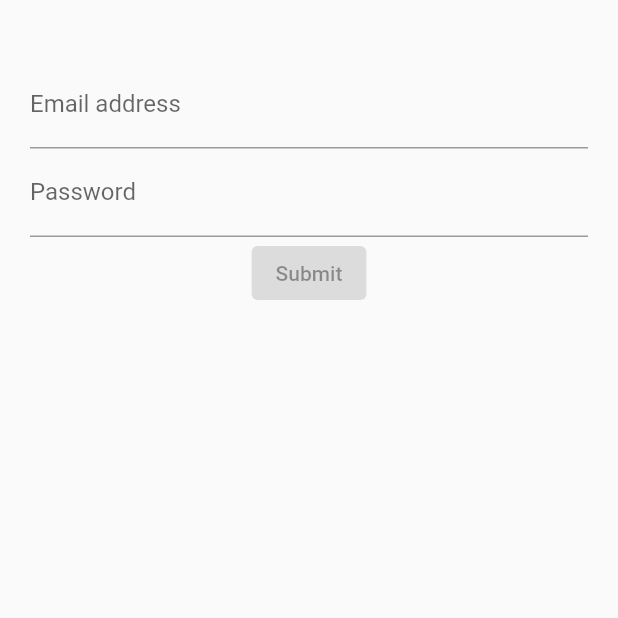
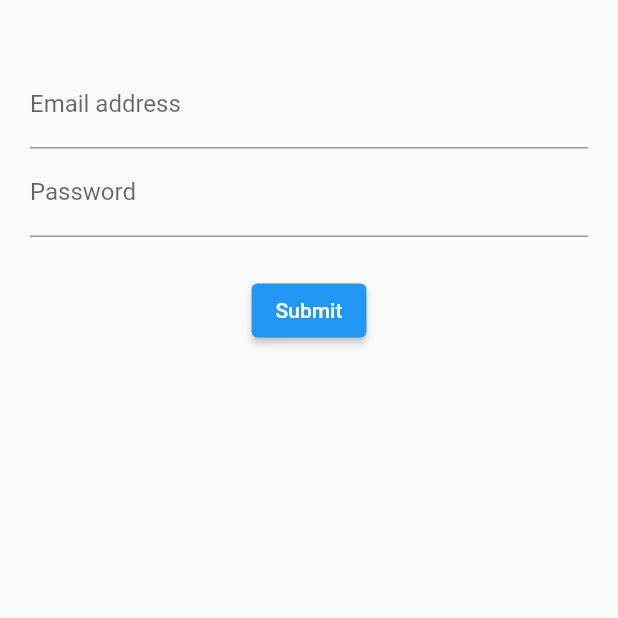
Before and after one commit to itssabhishek/SignIn-Form_Flutter, a Flutter app: the screen it shows after launch, on a phone screen of 412 x 824 dp, the top half of it. Run offline on Flutter 3.47's test engine with Material 2 defaults, Android fonts, the phone set to English and light mode, and no system bars; missing offline and left inert: dart:ffi.

```diff
--- a/lib/src/screens/login_screen.dart
+++ b/lib/src/screens/login_screen.dart
@@ -1,3 +1,6 @@
+import 'dart:ffi';
+import 'dart:ui';
+
 import 'package:flutter/material.dart';
 
 class LoginScreen extends StatefulWidget {
@@ -8,16 +11,21 @@ class LoginScreen extends StatefulWidget {
 }
 
 class _LoginScreenState extends State<LoginScreen> {
+  final formKey = GlobalKey<FormState>();
   @override
   Widget build(BuildContext context) {
     return Container(
       margin: const EdgeInsets.all(20.0),
       padding: const EdgeInsets.only(top: 20.0),
       child: Form(
+        key: formKey,
         child: Column(
           children: [
             emailField(),
             passwordField(),
+            Container(
+              margin: const EdgeInsets.only(bottom: 25.0),
+            ),
             submitButton(),
           ],
         ),
@@ -50,11 +58,9 @@ class _LoginScreenState extends State<LoginScreen> {
 
   Widget submitButton() {
     return ElevatedButton(
-      onPressed: null,
-      style: ElevatedButton.styleFrom(
-        primary: Colors.blue,
-        onPrimary: Colors.blue,
-      ),
+      onPressed: () {
+        formKey.currentState?.reset();
+      },
       child: const Text('Submit'),
     );
   }
```
